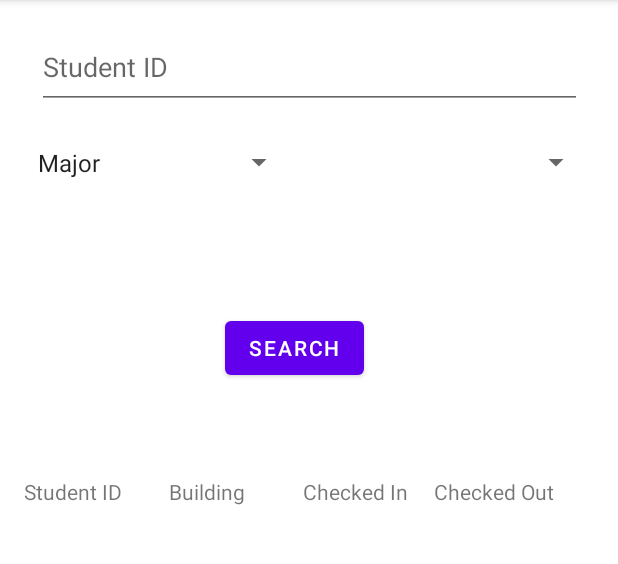
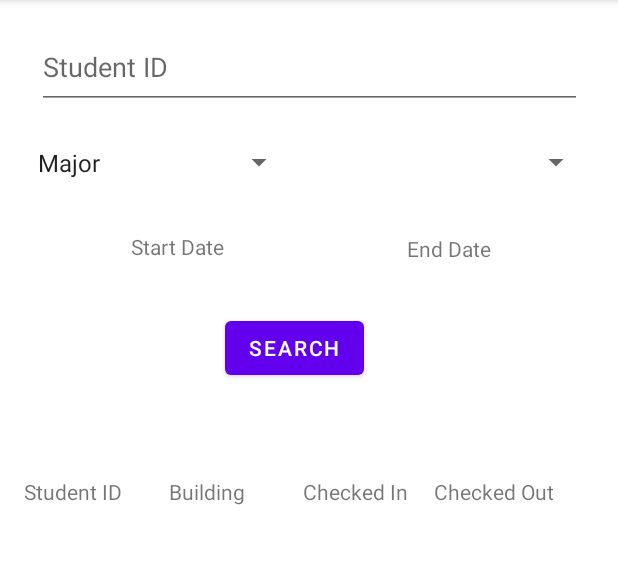
Before and after one commit to CSCI310-Group29/TrojanCheckIn-Group29, an Android app: the VisitQueryActivity screen opened directly, with no data from a screen before it, on a phone screen of 412 x 824 dp, the part 84-648 px from its top. Run offline under Robolectric (Android 15) with nearby library versions, the phone set to English and light mode, and no system bars; our stand-ins replace Dagger/Hilt's generated code, RxJava; libraries missing offline, so code that uses them is left out: com.google.rpc.context; 3 statements that could not run were skipped.

Commit message:
added start and end date

```diff
--- a/app/src/main/java/com/csci310_group29/trojancheckincheckout/ui/views/VisitQueryActivity.kt
+++ b/app/src/main/java/com/csci310_group29/trojancheckincheckout/ui/views/VisitQueryActivity.kt
@@ -1,5 +1,7 @@
 package com.csci310_group29.trojancheckincheckout.ui.views
 
+import android.app.DatePickerDialog
+import android.app.TimePickerDialog
 import android.content.Context
 import android.os.Bundle
 import android.util.Log
@@ -148,8 +150,7 @@ class VisitQueryActivity : AppCompatActivity() {
     fun makeToast(msg: String) {
         Toast.makeText(this, msg, Toast.LENGTH_SHORT).show()
     }
-
-    /*fun onClickStart(view: View) {
+    fun onClickStart(view: View) {
         if(startDate != null) {
             startDateView.text = "Start Date"
             startDateView.textSize =  24F
@@ -194,5 +195,5 @@ class VisitQueryActivity : AppCompatActivity() {
                 }
             }, startHour, startMinute, false).show()
         }, startYear, startMonth, startDay).show()
-    }*/
+    }
 }
--- a/app/src/main/res/layout/activity_visit_query.xml
+++ b/app/src/main/res/layout/activity_visit_query.xml
@@ -116,5 +116,31 @@
         app:layout_constraintTop_toBottomOf="@+id/button6"
         app:layout_constraintVertical_bias="1.0" />
 
+    <TextView
+        android:id="@+id/startDateView"
+        android:layout_width="wrap_content"
+        android:layout_height="wrap_content"
+        android:onClick="onClickStart"
+        android:text="Start Date"
+        app:layout_constraintBottom_toBottomOf="parent"
+        app:layout_constraintEnd_toEndOf="parent"
+        app:layout_constraintHorizontal_bias="0.25"
+        app:layout_constraintStart_toStartOf="parent"
+        app:layout_constraintTop_toTopOf="parent"
+        app:layout_constraintVertical_bias="0.207" />
+
+    <TextView
+        android:id="@+id/endDateView"
+        android:layout_width="56dp"
+        android:layout_height="17dp"
+        android:onClick="onClickEnd"
+        android:text="End Date"
+        app:layout_constraintBottom_toBottomOf="parent"
+        app:layout_constraintEnd_toEndOf="parent"
+        app:layout_constraintHorizontal_bias="0.763"
+        app:layout_constraintStart_toStartOf="parent"
+        app:layout_constraintTop_toTopOf="parent"
+        app:layout_constraintVertical_bias="0.208" />
+
 
 </androidx.constraintlayout.widget.ConstraintLayout>
```
